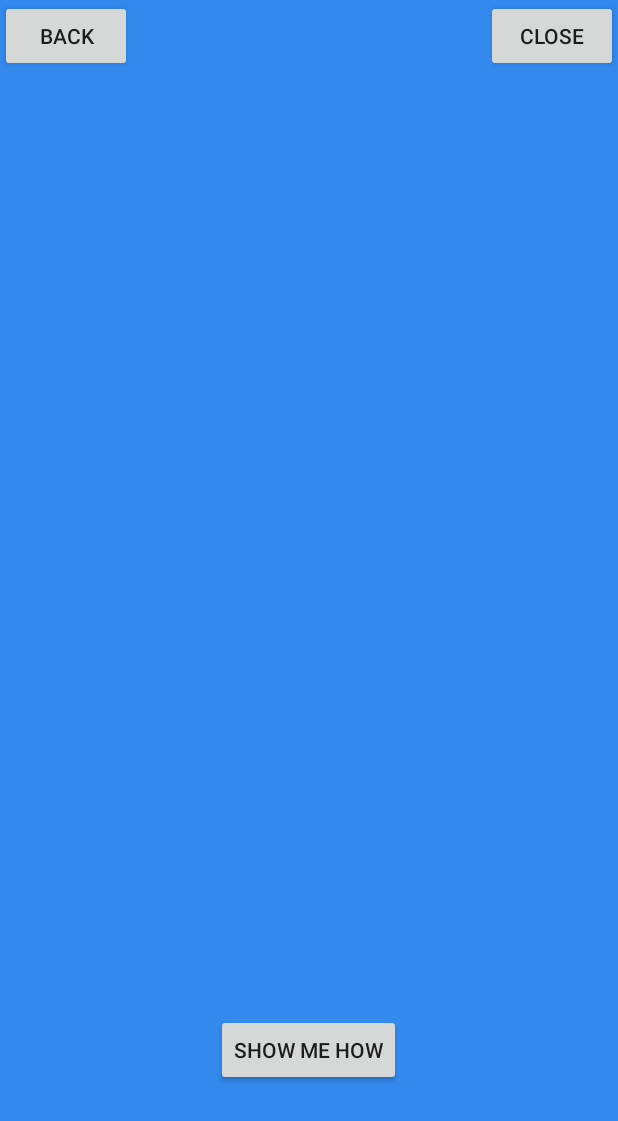
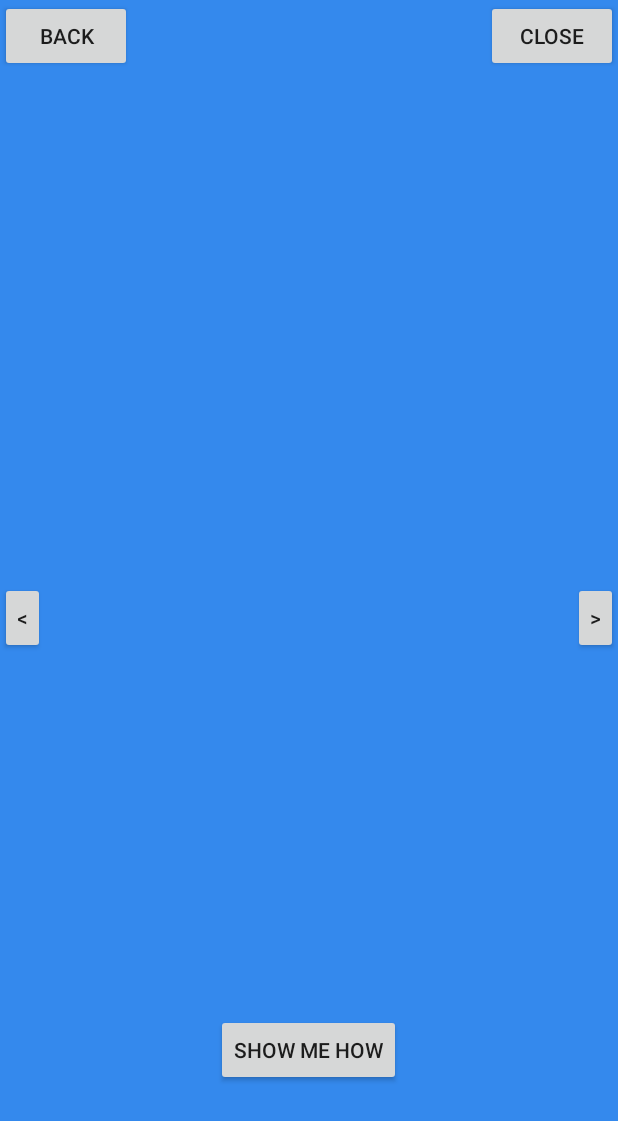
Before and after one commit to RobotsAndPencils/WalkThrough, an Android app: the layout walk_through_screen_view.xml on its own in the app's theme, with its tools: preview values and no code run, on a phone screen of 412 x 824 dp. Shown: the top 1121 px of the screen. Run offline under Robolectric (Android 15) with nearby library versions, the phone set to English and light mode, and no system bars.

```diff
--- a/build.gradle
+++ b/build.gradle
@@ -30,7 +30,7 @@ buildscript {
         jcenter()
     }
     dependencies {
-        classpath 'com.android.tools.build:gradle:2.2.0-beta1'
+        classpath 'com.android.tools.build:gradle:2.2.0'
         classpath 'me.tatarka:gradle-retrolambda:3.3.0-beta4'
         classpath 'com.neenbedankt.gradle.plugins:android-apt:1.8'
 
--- a/sample/src/main/java/com/robotsandpencils/walkthroughsample/WalkThroughScreenView.java
+++ b/sample/src/main/java/com/robotsandpencils/walkthroughsample/WalkThroughScreenView.java
@@ -56,6 +56,8 @@ public class WalkThroughScreenView extends WalkThroughView {
         mBinding.buttonBack.setOnClickListener(v -> previousWalkThrough());
         mBinding.buttonShowMe.setOnClickListener(v -> nextWalkThrough());
         mBinding.buttonClose.setOnClickListener(v -> exitWalkThrough("exit"));
+        mBinding.nextPageButton.setOnClickListener(v -> nextPage());
+        mBinding.previousPageButton.setOnClickListener(v -> previousPage());
     }
 
     @Override
--- a/sample/src/main/res/layout/walk_through_screen_view.xml
+++ b/sample/src/main/res/layout/walk_through_screen_view.xml
@@ -89,6 +89,25 @@
                 android:layout_marginBottom="100dp"
                 android:text="Show me how"
                 android:visibility="@{viewModel.nextEnabled ? View.VISIBLE : View.GONE}"/>
+
+            <Button
+                android:text="&lt;"
+                android:layout_width="30dp"
+                android:layout_height="wrap_content"
+                android:layout_centerVertical="true"
+                android:layout_alignParentLeft="true"
+                android:layout_alignParentStart="true"
+                android:id="@+id/previousPageButton"/>
+
+            <Button
+                android:text="&gt;"
+                android:layout_width="30dp"
+                android:layout_height="wrap_content"
+                android:layout_alignTop="@+id/previousPageButton"
+                android:layout_alignParentRight="true"
+                android:layout_alignParentEnd="true"
+                android:id="@+id/nextPageButton"/>
+
         </RelativeLayout>
     </ScrollView>
 </layout>
--- a/walkthrough/build.gradle
+++ b/walkthrough/build.gradle
@@ -15,7 +15,7 @@ ext {
     siteUrl = 'https://github.com/RobotsAndPencils/WalkThrough'
     gitUrl = 'https://github.com/RobotsAndPencils/WalkThrough.git'
 
-    libraryVersion = '0.0.2'
+    libraryVersion = '0.0.3'
 
     developerId = 'android'
     developerName = 'Robots & Pencils Android Team'
```
Also changed, not shown: walkthrough/src/main/java/com/robotsandpencils/walkthrough/presentation/common/Navigator.java (+11 -2 lines), walkthrough/src/main/java/com/robotsandpencils/walkthrough/presentation/main/WalkThroughActivity.java (+10 -0 lines), walkthrough/src/main/java/com/robotsandpencils/walkthrough/presentation/main/paging/PagerFragment.java (+11 -0 lines), walkthrough/src/main/java/com/robotsandpencils/walkthrough/presentation/main/paging/screens/Page.java (+24 -10 lines), walkthrough/src/main/java/com/robotsandpencils/walkthrough/presentation/main/paging/screens/WalkThroughView.java (+8 -0 lines).
